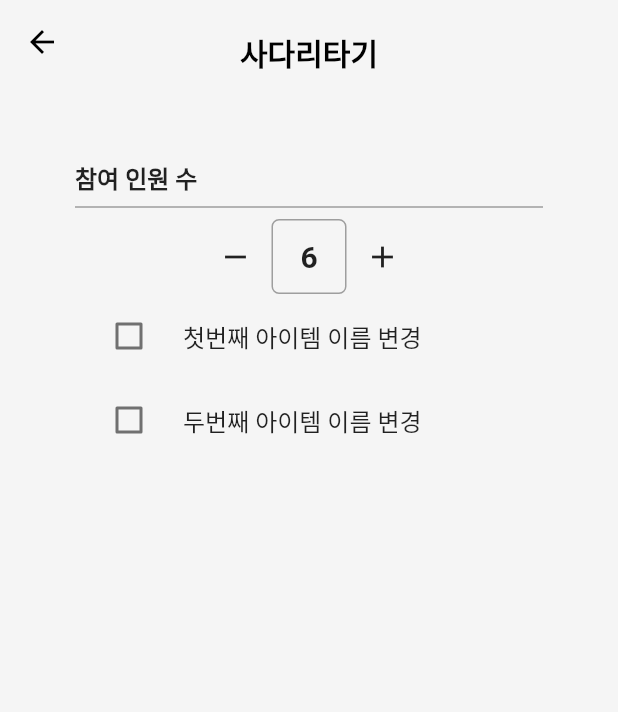
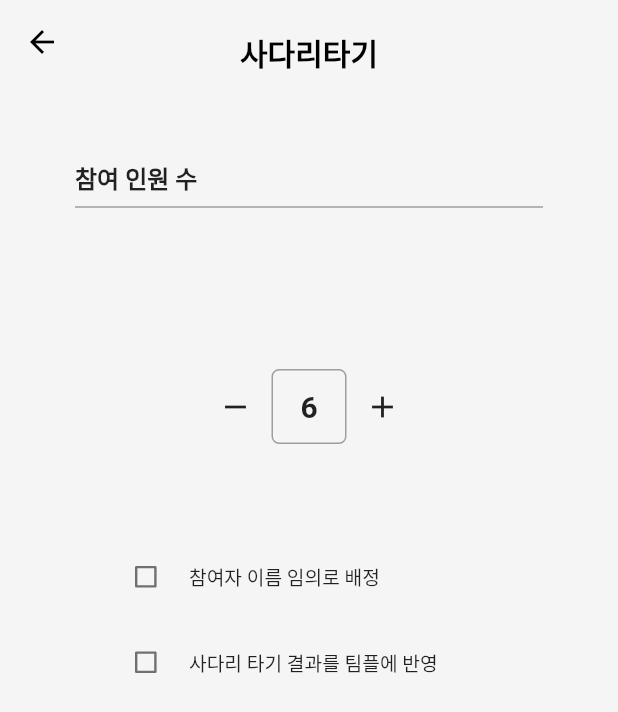
Before and after one commit to dinhoitt/weteam, a Flutter app: the LadderSettingPage screen opened directly, on a phone screen of 412 x 824 dp. Shown: the top 712 px of the screen. Run offline on Flutter 3.47's test engine with Material 2 defaults, Android fonts, the phone set to English and light mode, and no system bars; our stand-ins replace camera, get, image_picker, table_calendar.

Commit message:
체크박스

```diff
--- a/lib/src/page/laddersetting.dart
+++ b/lib/src/page/laddersetting.dart
@@ -45,27 +45,43 @@ class LadderSettingPage extends StatelessWidget {
               thickness: 1.0,
               color: Colors.grey,
             ),
+            SizedBox(
+              height: 100.0,
+            ),
             Row(
               mainAxisAlignment: MainAxisAlignment.center,
               children: [
                 CounterWidget(),
               ],
             ),
-            Obx(() => CheckboxListTile(
-                  title: Text("첫번째 아이템 이름 변경"),
+            SizedBox(
+              height: 60.0,
+            ),
+            Obx(() => Transform.scale(
+                  scale: 0.8,
+                  child: CheckboxListTile(
+                    activeColor: Color(0xFFC86148),
+                    contentPadding: EdgeInsets.symmetric(vertical: 0.5),
+                    title: Text("참여자 이름 임의로 배정"),
                     value: checkboxController.isChecked1.value,
                     onChanged: (newValue) {
                       checkboxController.toggleCheckBox1();
                     },
                     controlAffinity: ListTileControlAffinity.leading,
+                  ),
                 )),
-            Obx(() => CheckboxListTile(
-                  title: Text("두번째 아이템 이름 변경"),
+            Obx(() => Transform.scale(
+                  scale: 0.8,
+                  child: CheckboxListTile(
+                    activeColor: Color(0xFFC86148),
+                    contentPadding: EdgeInsets.symmetric(vertical: 0.5),
+                    title: Text("사다리 타기 결과를 팀플에 반영"),
                     value: checkboxController.isChecked2.value,
                     onChanged: (newValue) {
                       checkboxController.toggleCheckBox2();
                     },
                     controlAffinity: ListTileControlAffinity.leading,
+                  ),
                 )),
           ],
         ),
```
Also changed, not shown: assets/images/startbox.png (added). Lines whose indentation alone changed are shown as unchanged.
